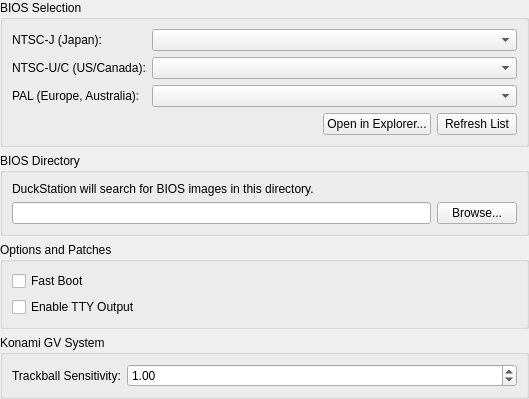
First picture: the form in src/duckstation-qt/biossettingswidget.ui, repository StillJC/ArcadeDuck, before the edit.
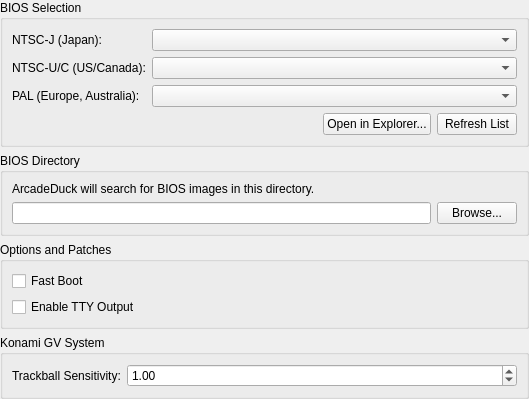
Second picture: the form after the edit.

Commit message: Brand proof-of-concept build as ArcadeDuck

The edit to the form file:
```diff
--- a/src/duckstation-qt/biossettingswidget.ui
+++ b/src/duckstation-qt/biossettingswidget.ui
@@ -126,7 +126,7 @@
       <item row="0" column="0" colspan="2">
        <widget class="QLabel" name="label_3">
         <property name="text">
-         <string>DuckStation will search for BIOS images in this directory.</string>
+         <string>ArcadeDuck will search for BIOS images in this directory.</string>
         </property>
         <property name="wordWrap">
          <bool>true</bool>
```
The commit also changes 30 other files.
